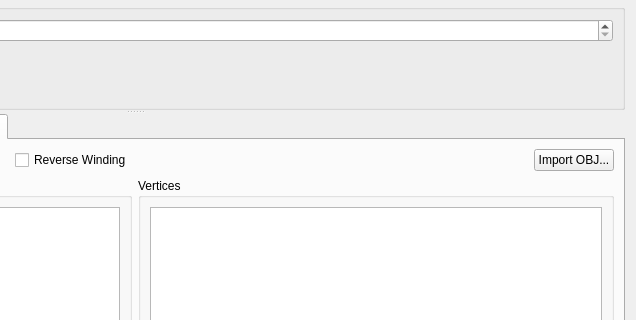
wol101/GaitSym5, file GaitSymQt/DialogGeoms.ui: the form before one commit; both pictures show x 366 to 1002 and y 300 to 620 of the 1002 by 884 pixel window.
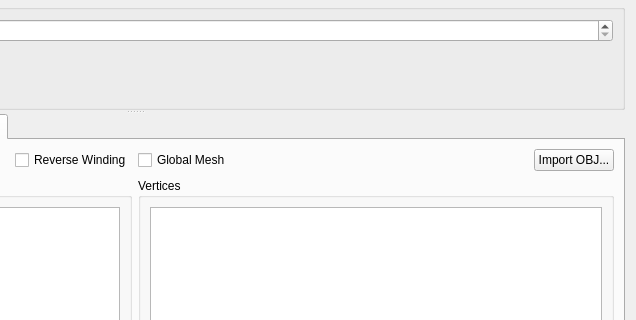
The form after the commit. Custom widgets are drawn as their Qt base class.

Commit message: Fixing bugs in the convex and trimesh geoms

```diff
--- a/GaitSymQt/DialogGeoms.ui
+++ b/GaitSymQt/DialogGeoms.ui
@@ -559,22 +559,29 @@
            <property name="bottomMargin">
             <number>0</number>
            </property>
-           <item row="0" column="1">
+           <item row="0" column="0">
+            <widget class="QCheckBox" name="checkBoxGlobalMeshConvex">
+             <property name="text">
+              <string>Global Mesh</string>
+             </property>
+            </widget>
+           </item>
+           <item row="0" column="2">
             <widget class="QPushButton" name="pushButtonImportOBJConvex">
              <property name="text">
               <string>Import OBJ...</string>
              </property>
             </widget>
            </item>
-           <item row="0" column="0">
+           <item row="0" column="1">
             <spacer name="horizontalSpacer_4">
              <property name="orientation">
               <enum>Qt::Orientation::Horizontal</enum>
              </property>
              <property name="sizeHint" stdset="0">
               <size>
-               <width>394</width>
-               <height>20</height>
+               <width>0</width>
+               <height>0</height>
               </size>
              </property>
             </spacer>
```
Left out of the diff: 15 changed lines with no effect on the pictures. The commit also changes 1 other file.
